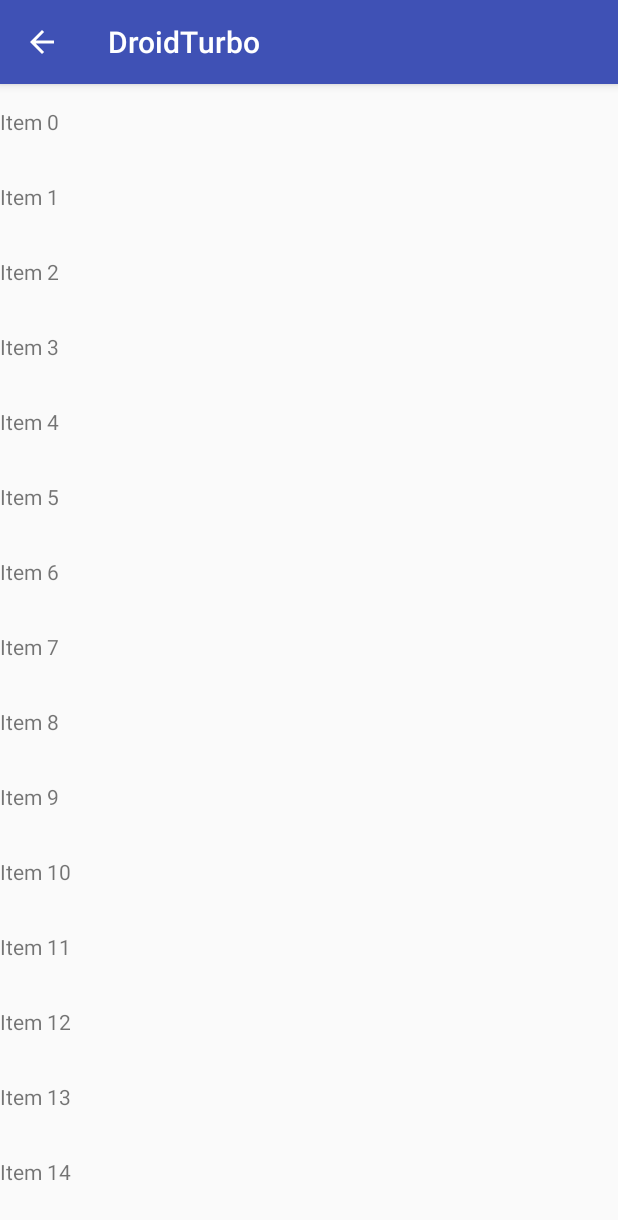
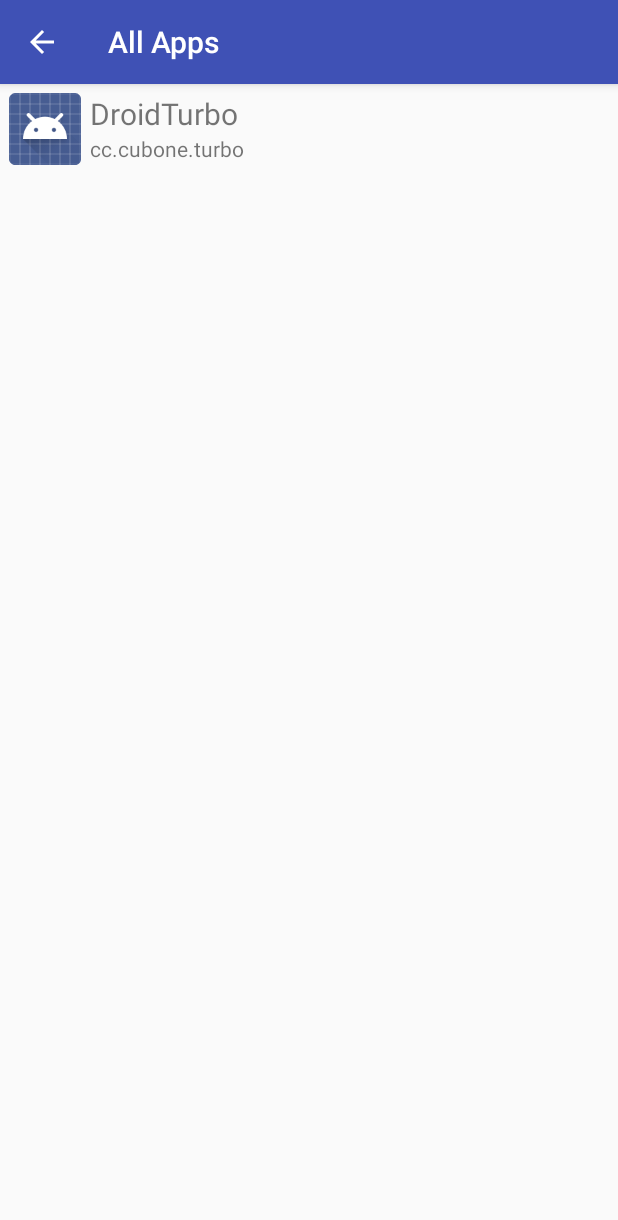
Before and after one commit to joinAero/DroidTurbo, an Android app: the AllAppsActivity screen opened directly, with no data from a screen before it, on a phone screen of 412 x 824 dp. Shown: the top 1220 px of the screen. Run offline under Robolectric (Android 15) with nearby library versions, the phone set to English and light mode, and no system bars.

Commit message:
do list all apps

```diff
--- a/app/src/main/AndroidManifest.xml
+++ b/app/src/main/AndroidManifest.xml
@@ -27,6 +27,7 @@
         </activity>
         <activity
             android:name=".ui.support.recycler.AllAppsActivity"
+            android:label="@string/all_apps"
             android:screenOrientation="portrait"
             android:windowSoftInputMode="stateHidden|adjustResize"
             android:configChanges="keyboard|keyboardHidden|orientation|screenSize" />
--- a/app/src/main/java/cc/cubone/turbo/model/Card.java
+++ b/app/src/main/java/cc/cubone/turbo/model/Card.java
@@ -1,18 +1,20 @@
 package cc.cubone.turbo.model;
+
+import android.graphics.drawable.Drawable;
 
 public class Card {
 
     private String mTitle;
     private String mDescription;
-    private String mImagePath;
+    private Drawable mDrawable;
 
     public Card() {
     }
 
-    public Card(String title, String description, String imagePath) {
+    public Card(String title, String description, Drawable drawable) {
         mTitle = title;
         mDescription = description;
-        mImagePath = imagePath;
+        mDrawable = drawable;
     }
 
 
@@ -32,12 +34,11 @@
         mDescription = description;
     }
 
-    public String getImagePath() {
-        return mImagePath;
+    public Drawable getDrawable() {
+        return mDrawable;
     }
 
-    public void setImagePath(String imagePath) {
-        mImagePath = imagePath;
+    public void setDrawable(Drawable drawable) {
+        mDrawable = drawable;
     }
-
 }
--- a/app/src/main/java/cc/cubone/turbo/model/DataCard.java
+++ b/app/src/main/java/cc/cubone/turbo/model/DataCard.java
@@ -1,11 +1,13 @@
 package cc.cubone.turbo.model;
+
+import android.graphics.drawable.Drawable;
 
 public class DataCard<Data> extends Card {
 
     private Data mData;
 
-    public DataCard(String title, String description, String imagePath, Data data) {
-        super(title, description, imagePath);
+    public DataCard(String title, String description, Drawable drawable, Data data) {
+        super(title, description, drawable);
         mData = data;
     }
 
--- a/app/src/main/java/cc/cubone/turbo/ui/support/recycler/AllAppsActivity.java
+++ b/app/src/main/java/cc/cubone/turbo/ui/support/recycler/AllAppsActivity.java
@@ -1,17 +1,20 @@
 package cc.cubone.turbo.ui.support.recycler;
 
+import android.content.pm.ApplicationInfo;
+import android.content.pm.PackageManager;
 import android.os.Bundle;
 import android.support.v7.widget.LinearLayoutManager;
 import android.support.v7.widget.RecyclerView;
-import android.support.v7.widget.Toolbar;
-import android.util.TypedValue;
-import android.view.Gravity;
-import android.view.View;
-import android.view.ViewGroup;
-import android.widget.TextView;
+
+import java.util.ArrayList;
+import java.util.Collections;
+import java.util.Comparator;
+import java.util.List;
 
 import cc.cubone.turbo.R;
+import cc.cubone.turbo.model.DataCard;
 import cc.cubone.turbo.ui.base.BaseActivity;
+import cc.cubone.turbo.view.CardRecyclerViewAdapter;
 
 public class AllAppsActivity extends BaseActivity {
 
@@ -23,17 +26,38 @@
         initViews();
     }
 
-    @Override
-    protected void onToolbarCreated(Toolbar toolbar) {
-        super.onToolbarCreated(toolbar);
+    private void initViews() {
+        RecyclerView recycler = (RecyclerView) findViewById(R.id.recycler);
+        CardRecyclerViewAdapter<DataCard<ApplicationInfo>> adapter = new CardRecyclerViewAdapter<>(
+                createCards(), R.layout.item_app);
+        recycler.setAdapter(adapter);
+        recycler.setLayoutManager(new LinearLayoutManager(this));
+        recycler.setHasFixedSize(true);
     }
 
-    private void initViews() {
-        RecyclerView recycler = (RecyclerView) findViewById(R.id.recycler);
-        recycler.setHasFixedSize(true);
-
-        recycler.setAdapter(new RecyclerViewAdapter());
-        recycler.setLayoutManager(new LinearLayoutManager(this));
+    private List<DataCard<ApplicationInfo>> createCards() {
+        List<DataCard<ApplicationInfo>> cards = new ArrayList<>();
+        final PackageManager pm = getPackageManager();
+        List<ApplicationInfo> packages = pm.getInstalledApplications(0);
+        for (ApplicationInfo info : packages) {
+            if ((info.flags & ApplicationInfo.FLAG_SYSTEM) == 1) {
+                // System apps
+            } else {
+                // User apps
+                cards.add(new DataCard<>(
+                        info.loadLabel(pm).toString(),
+                        info.packageName,
+                        info.loadIcon(pm),
+                        info));
+            }
+        }
+        Collections.sort(cards, new Comparator<DataCard<ApplicationInfo>>() {
+            @Override
+            public int compare(DataCard<ApplicationInfo> lhs, DataCard<ApplicationInfo> rhs) {
+                return lhs.getTitle().compareTo(rhs.getTitle());
+            }
+        });
+        return cards;
     }
 
     @Override
@@ -42,38 +66,4 @@
         overridePendingTransition(R.anim.slide_in_left, R.anim.slide_out_right);
     }
 
-    public static class RecyclerViewAdapter extends
-            RecyclerView.Adapter<RecyclerViewAdapter.ViewHolder> {
-
-        @Override
-        public ViewHolder onCreateViewHolder(ViewGroup parent, int viewType) {
-            TextView v = new TextView(parent.getContext());
-            return new ViewHolder(v);
-        }
-
-        @Override
-        public void onBindViewHolder(ViewHolder holder, int position) {
-            TextView v = (TextView) holder.itemView;
-            int height = (int) TypedValue.applyDimension(TypedValue.COMPLEX_UNIT_DIP, 50,
-                    v.getResources().getDisplayMetrics());
-            v.setLayoutParams(new ViewGroup.LayoutParams(ViewGroup.LayoutParams.MATCH_PARENT, height));
-            v.setGravity(Gravity.CENTER_VERTICAL);
-            v.setText("Item " + position);
-        }
-
-        @Override
-        public int getItemCount() {
-            return 20;
-        }
-
-        public static class ViewHolder extends RecyclerView.ViewHolder {
-
-            public ViewHolder(View itemView) {
-                super(itemView);
-            }
-
-        }
-
-    }
-
 }
--- a/app/src/main/java/cc/cubone/turbo/ui/support/recycler/RecyclerFragment.java
+++ b/app/src/main/java/cc/cubone/turbo/ui/support/recycler/RecyclerFragment.java
@@ -25,7 +25,8 @@
 
     @Override
     public void onViewPrepared(RecyclerView recyclerView) {
-        CardRecyclerViewAdapter<DataCard<Class>> adapter = new CardRecyclerViewAdapter<>(createCards());
+        CardRecyclerViewAdapter<DataCard<Class>> adapter = new CardRecyclerViewAdapter<>(
+                createCards(), R.layout.item_card);
         adapter.setOnItemClickListener(this);
         recyclerView.setAdapter(adapter);
         recyclerView.setLayoutManager(new LinearLayoutManager(getActivity()));
@@ -33,7 +34,11 @@
 
     private List<DataCard<Class>> createCards() {
         List<DataCard<Class>> cards = new ArrayList<>();
-        cards.add(new DataCard<Class>("All Apps", "Show all apps in list or grid.", null, AllAppsActivity.class));
+        cards.add(new DataCard<Class>(
+                getString(R.string.all_apps),
+                "Show all apps in list or grid.",
+                null,
+                AllAppsActivity.class));
         return cards;
     }
 
--- a/app/src/main/java/cc/cubone/turbo/view/CardRecyclerViewAdapter.java
+++ b/app/src/main/java/cc/cubone/turbo/view/CardRecyclerViewAdapter.java
@@ -1,10 +1,10 @@
 package cc.cubone.turbo.view;
 
 import android.content.Context;
+import android.support.annotation.LayoutRes;
 import android.support.annotation.NonNull;
 import android.support.annotation.Nullable;
 import android.support.v7.widget.RecyclerView;
-import android.text.TextUtils;
 import android.view.LayoutInflater;
 import android.view.View;
 import android.view.ViewGroup;
@@ -20,11 +20,13 @@
         RecyclerView.Adapter<CardRecyclerViewAdapter.ViewHolder> implements View.OnClickListener {
 
     private List<Data> mCardList;
+    private int mResource;
 
     private OnItemClickListener<Data> mOnItemClickListener;
 
-    public CardRecyclerViewAdapter(@NonNull List<Data> cardList) {
+    public CardRecyclerViewAdapter(@NonNull List<Data> cardList, @LayoutRes int resource) {
         mCardList = cardList;
+        mResource = resource;
     }
 
     public void setOnItemClickListener(@Nullable OnItemClickListener<Data> listener) {
@@ -35,7 +37,7 @@
     public ViewHolder onCreateViewHolder(ViewGroup parent, int viewType) {
         Context context = parent.getContext();
         LayoutInflater inflater = LayoutInflater.from(context);
-        View v = inflater.inflate(R.layout.item_card, parent, false);
+        View v = inflater.inflate(mResource, parent, false);
         v.setOnClickListener(this);
         return new ViewHolder(v);
     }
@@ -44,21 +46,10 @@
     public void onBindViewHolder(ViewHolder holder, int position) {
         Card card = mCardList.get(position);
         //if (card == null) return;
-
         holder.itemView.setTag(position);
-
-        TextView titleView = holder.titleView;
-        TextView descView = holder.descView;
-        ImageView imageView = holder.imageView;
-
-        titleView.setText(card.getTitle());
-        descView.setText(card.getDescription());
-
-        String imagePath = card.getImagePath();
-        if (TextUtils.isEmpty(imagePath)) {
-            imageView.setImageDrawable(null);
-        } else {
-        }
+        holder.titleView.setText(card.getTitle());
+        holder.descView.setText(card.getDescription());
+        holder.imageView.setImageDrawable(card.getDrawable());
     }
 
     @Override
--- /dev/null
+++ b/app/src/main/res/layout/item_app.xml
@@ -0,0 +1,37 @@
+<?xml version="1.0" encoding="utf-8"?>
+<GridLayout xmlns:android="http://schemas.android.com/apk/res/android"
+    android:layout_width="match_parent"
+    android:layout_height="60dp"
+    android:foreground="?android:attr/selectableItemBackground"
+    android:padding="6dp"
+    android:columnCount="2">
+
+    <ImageView
+        android:id="@+id/image"
+        android:layout_width="48dp"
+        android:layout_height="48dp"
+        android:layout_gravity="center"
+        android:layout_marginRight="6dp"
+        android:layout_marginEnd="6dp"
+        android:layout_rowSpan="2" />
+
+    <TextView
+        android:id="@+id/title"
+        android:layout_gravity="fill"
+        android:textSize="20sp"
+        android:singleLine="true"
+        android:ellipsize="end"
+        android:text="Title" />
+
+    <TextView
+        android:id="@+id/desc"
+        android:layout_gravity="fill"
+        android:singleLine="true"
+        android:ellipsize="marquee"
+        android:marqueeRepeatLimit="marquee_forever"
+        android:focusable="true"
+        android:focusableInTouchMode="true"
+        android:scrollHorizontally="true"
+        android:freezesText="true"
+        android:text="Description here!" />
+</GridLayout>
--- a/app/src/main/res/values/strings.xml
+++ b/app/src/main/res/values/strings.xml
@@ -5,6 +5,8 @@
     <string name="navigation_drawer_close">Close navigation drawer</string>
 
     <string name="action_search">Search</string>
+    <string name="search_hint">Search hint here!</string>
 
-    <string name="search_hint">Search hint here!</string>
+    <string name="all_apps">All Apps</string>
+
 </resources>
```
